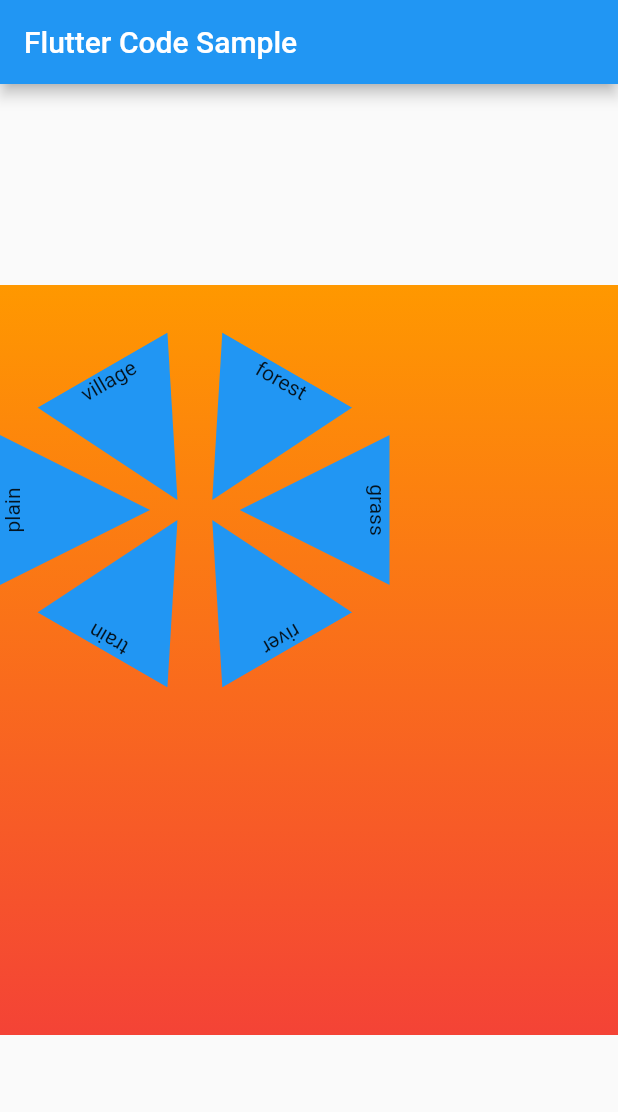
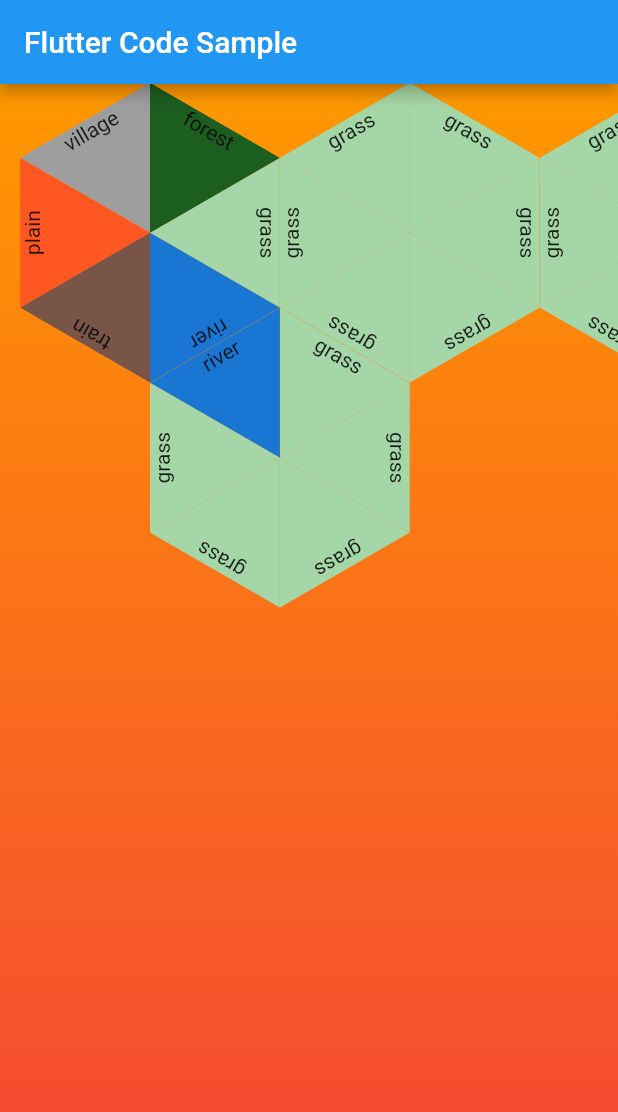
Before and after one commit to JillMe/flutter-doofromantik, a Flutter app: the screen it shows after launch, on a phone screen of 412 x 824 dp. Shown: the top 1112 px of the screen. Run offline on Flutter 3.47's test engine with Material 2 defaults, Android fonts, the light colour scheme and no system bars.

Commit message:
render that shit

```diff
--- a/lib/main.dart
+++ b/lib/main.dart
@@ -1,5 +1,7 @@
 import 'package:flutter/material.dart';
 import 'package:hexagon/model/hex_field.dart';
+import 'package:hexagon/model/pointy_hexagon.dart';
+import 'package:hexagon/services/game.dart';
 import 'package:hexagon/widgets/hexagon_widget.dart';
 
 void main() => runApp(const MyApp());
@@ -15,14 +17,19 @@
       title: _title,
       home: Scaffold(
         appBar: AppBar(title: const Text(_title)),
-        body: const MyStatelessWidget(),
+        body: MyStatelessWidget(),
       ),
     );
   }
 }
 
+const size = 100.0;
+
+const offset = 0;
+
 class MyStatelessWidget extends StatelessWidget {
-  const MyStatelessWidget({Key? key}) : super(key: key);
+  final Game game = Game.example();
+  MyStatelessWidget({Key? key}) : super(key: key);
 
   @override
   Widget build(BuildContext context) {
@@ -32,8 +39,8 @@
         minScale: 0.1,
         maxScale: 25,
         child: Container(
-          width: 500,
-          height: 500,
+          width: 1000,
+          height: 1000,
           decoration: const BoxDecoration(
             gradient: LinearGradient(
               begin: Alignment.topCenter,
@@ -43,22 +50,26 @@
             ),
           ),
           child: Stack(
-            children: <Widget>[
-              HexagonWidget.fromSize(
-                field: HexField.fromEdge([
-                  const HexEdge(type: FieldType.grass),
-                  const HexEdge(type: FieldType.forest),
-                  const HexEdge(type: FieldType.village),
-                  const HexEdge(type: FieldType.plain),
-                  const HexEdge(type: FieldType.train),
-                  const HexEdge(type: FieldType.river)
-                ]),
-                size: 150,
-              )
-            ],
+            children: _buildGameTiles(),
           ),
         ),
       ),
     );
   }
+
+  _buildGameTiles() {
+    List<Widget> widgets = [];
+    for (var key in game.grid.grid.keys) {
+      var field = game.grid[key];
+      if (field == null) {
+        continue;
+      }
+      final p = key.toPixel(size);
+      widgets.add(Positioned(
+          left: offset + p.x.toDouble(),
+          top: offset + p.y.toDouble(),
+          child: HexagonWidget.fromSize(field: field, size: size)));
+    }
+    return widgets;
+  }
 }
--- a/lib/services/game.dart
+++ b/lib/services/game.dart
@@ -1,5 +1,6 @@
+import 'package:hexagon/model/hex_field.dart';
 
-import 'package:hexagon/model/hex_field.dart';
+import '../model/pointy_hexagon.dart';
 
 class Game {
   HexFieldGrid grid = HexFieldGrid();
@@ -7,5 +8,28 @@ class Game {
 
   Game();
 
-
+  factory Game.example() {
+    Game game = Game();
+    game.grid[const PointyHexagon(q: 0, r: 0, s: 0)] = HexField.fromEdge([
+      const HexEdge(type: FieldType.grass),
+      const HexEdge(type: FieldType.forest),
+      const HexEdge(type: FieldType.village),
+      const HexEdge(type: FieldType.plain),
+      const HexEdge(type: FieldType.train),
+      const HexEdge(type: FieldType.river)
+    ]);
+    game.grid[const PointyHexagon.fromAxial(q: 1, r: 0)] = HexField.fromEdge([
+      const HexEdge(type: FieldType.grass),
+    ]);
+    game.grid[const PointyHexagon.fromAxial(q: 2, r: 0)] = HexField.fromEdge([
+      const HexEdge(type: FieldType.grass),
+    ]);
+    game.grid[const PointyHexagon.fromAxial(q: 0, r: 1)] = HexField.fromEdge([
+      const HexEdge(type: FieldType.grass),
+      const HexEdge(type: FieldType.grass),
+      const HexEdge(type: FieldType.river),
+      const HexEdge(type: FieldType.grass),
+    ]);
+    return game;
+  }
 }
--- a/lib/widgets/hexagon_widget.dart
+++ b/lib/widgets/hexagon_widget.dart
@@ -10,12 +10,14 @@ class HexagonWidget extends StatelessWidget {
   final HexField field;
   final double width;
   final double height;
-  const HexagonWidget(
-      {Key? key,
-      required this.field,
-      required this.width,
-      required this.height})
-      : super(key: key);
+  final double size;
+  const HexagonWidget({
+    Key? key,
+    required this.field,
+    required this.width,
+    required this.height,
+    required this.size,
+  }) : super(key: key);
 
   factory HexagonWidget.fromSize(
       {Key? key, required HexField field, double size = 20}) {
@@ -23,47 +25,30 @@ class HexagonWidget extends StatelessWidget {
       field: field,
       width: sqrt(3) * size,
       height: 2 * size,
+      size: size,
       key: key,
     );
   }
 
   @override
   Widget build(BuildContext context) {
-    return Container(
+    return SizedBox(
       width: width,
       height: height,
-      decoration: ShapeDecoration(
-          shape: BeveledRectangleBorder(
-              borderRadius:
-                  BorderRadius.all(Radius.elliptical(height, width / 3)))),
-      child:
-          Stack(children: Dir.values.map<Widget>(_textForDir).toList()),
+      child: Stack(children: Dir.values.map<Widget>(_textForDir).toList()),
     );
   }
 
   Widget _textForDir(Dir dir) {
     return Positioned(
-        top: Dir.isTop(dir)
-            ? height / 6
-            : Dir.isCenter(dir)
-                ? height / 3
-                : null,
-        bottom: Dir.isBottom(dir) ? height / 6 : null,
-        right: Dir.isRight(dir)
-            ? Dir.isCenter(dir)
-                ? 0
-                : width / 6
-            : null,
-        left: Dir.isLeft(dir)
-            ? Dir.isCenter(dir)
-                ? 0
-                : width / 6
-            : null,
+        top: size / 8,
+        left: size / 2,
         child: Transform.rotate(
-          angle: pi / 2 - pi / 3.0 * dir.index.toDouble(),
+          angle: pi / 2.0 - pi / 3.0 * dir.index.toDouble(),
+          alignment: Alignment.bottomCenter,
           child: TriangularHexagonPieceWidget(
-            width: height / 3,
-            height: height / 3,
+            width: size,
+            height: width / 2,
             type: field[dir].type,
           ),
         ));
@@ -105,13 +90,29 @@ class TriangularHexagonPieceWidget extends StatelessWidget {
       child: Container(
         width: width,
         height: height,
-        decoration: const BoxDecoration(color: Colors.blue),
-        child: Column(
-          children: [
-            Text(type.name),
-          ],
+        decoration: BoxDecoration(color: _color(type)),
+        child: Text(
+          type.name,
+          textAlign: TextAlign.center,
         ),
       ),
     );
   }
+
+  static Color? _color(FieldType type) {
+    switch (type) {
+      case FieldType.village:
+        return Colors.grey;
+      case FieldType.forest:
+        return Colors.green[900];
+      case FieldType.plain:
+        return Colors.deepOrange;
+      case FieldType.grass:
+        return Colors.green[200];
+      case FieldType.river:
+        return Colors.blue[700];
+      case FieldType.train:
+        return Colors.brown;
+    }
+  }
 }
```
